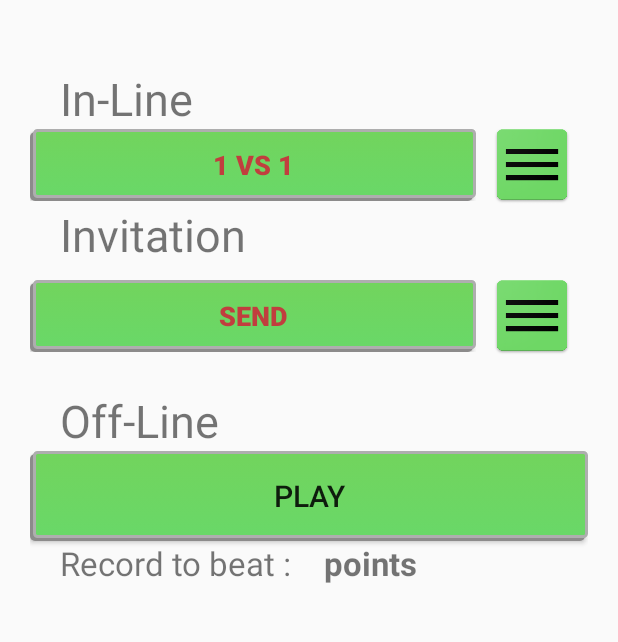
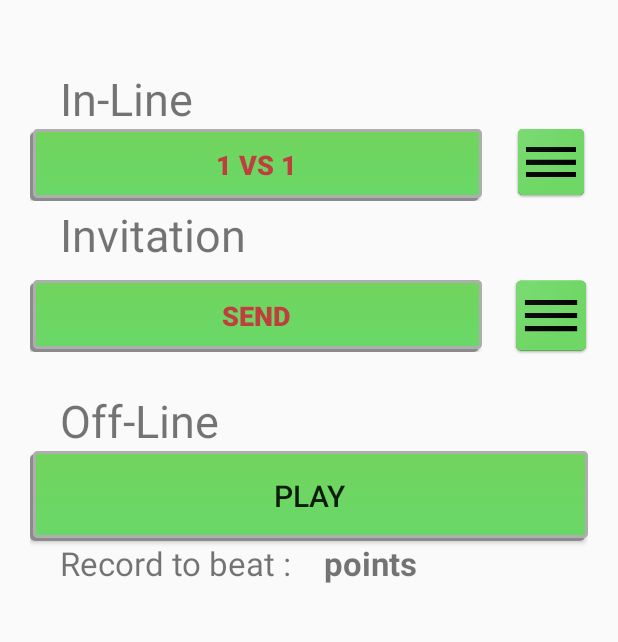
Before and after one commit to flodlc/android-quizz, an Android app: the OnlineSelectorActivity screen opened directly, with no data from a screen before it, on a phone screen of 412 x 824 dp, the part 113-755 px from its top. Run offline under Robolectric (Android 15) with nearby library versions, the phone set to English and light mode, and no system bars; network calls fail; 3 statements that could not run were skipped.

Commit message:
add notif, fix design

```diff
--- a/android-quizz/app/src/main/java/com/quizz/online/InvitationActivity.java
+++ b/android-quizz/app/src/main/java/com/quizz/online/InvitationActivity.java
@@ -5,6 +5,7 @@ import android.os.Bundle;
 import android.support.v4.app.Fragment;
 import android.support.v7.app.AppCompatActivity;
 import android.view.View;
+import android.widget.Button;
 import android.widget.EditText;
 import android.widget.ImageView;
 import android.widget.TextView;
@@ -59,6 +60,8 @@ public class InvitationActivity extends AppCompatActivity {
             public void onClick(View v) {
                 TextView errorMsg = (TextView) findViewById(R.id.errorMsg);
                 errorMsg.setVisibility(View.GONE);
+                (findViewById(R.id.sendInvit)).setVisibility(View.GONE);
+                (findViewById(R.id.loader)).setVisibility(View.VISIBLE);
                 ApiServiceInterface apiService = ApiService.getService();
                 Call<Invitation> call = apiService.sendInvitation(new InvitationSend(((EditText) findViewById(R.id.username)).getText().toString()));
 
@@ -67,6 +70,7 @@ public class InvitationActivity extends AppCompatActivity {
                     public void onResponse(Call<Invitation> call, retrofit2.Response<Invitation> response) {
                         TextView errorMsg = (TextView) findViewById(R.id.errorMsg);
                         if (response.code() == 200) {
+                            InvitationActivity.this.finish();
                             RouterService.goDisplayInvitations(InvitationActivity.this, user);
                         } else if (response.code() == 500) {
                             errorMsg.setVisibility(View.VISIBLE);
@@ -80,6 +84,8 @@ public class InvitationActivity extends AppCompatActivity {
                         } else {
                             ApiService.showErrorMessage(InvitationActivity.this);
                         }
+                        (findViewById(R.id.sendInvit)).setVisibility(View.VISIBLE);
+                        (findViewById(R.id.loader)).setVisibility(View.GONE);
                     }
 
                     @Override
--- a/android-quizz/app/src/main/java/com/quizz/online/OnlineSelectorActivity.java
+++ b/android-quizz/app/src/main/java/com/quizz/online/OnlineSelectorActivity.java
@@ -9,6 +9,7 @@ import android.support.v7.app.AlertDialog;
 import android.view.LayoutInflater;
 import android.view.View;
 import android.view.ViewGroup;
+import android.widget.Button;
 
 import com.quizz.R;
 import com.google.common.collect.ImmutableMap;
@@ -29,6 +30,7 @@ public class OnlineSelectorActivity extends Fragment {
     private AlertDialog alertDialog;
     private ApiServiceInterface apiService;
     private GameData currentGameData;
+    private Integer nbInvitations;
     private boolean searchingGame;
 
     public static OnlineSelectorActivity newInstance(Bundle args) {
@@ -84,6 +86,36 @@ public class OnlineSelectorActivity extends Fragment {
             @Override
             public void onFailure(Call<GameData> call, Throwable t) {
                 getView().findViewById(R.id.onlineButtonNotif).setVisibility(View.GONE);
+            }
+        });
+
+        Call<Integer> call2 = apiService.getNbInvitations();
+        call2.enqueue(new Callback<Integer>() {
+            Button invitNotif = getView().findViewById(R.id.invitButtonNotif);
+            @Override
+            public void onResponse(@NonNull Call<Integer> call,
+                                   @NonNull Response<Integer> response) {
+                if (ApiService.checkCode(getActivity(), response)) {
+                    nbInvitations = response.body();
+                    if (nbInvitations > 0) {
+                        invitNotif.setVisibility(View.VISIBLE);
+                        invitNotif.setText(String.valueOf(nbInvitations));
+
+                        invitNotif.setOnClickListener(new View.OnClickListener() {
+                            public void onClick(View v) {
+                                RouterService.goDisplayInvitations(getActivity(), user);
+                            }
+                        });
+                    }
+                    else {
+                        invitNotif.setVisibility(View.GONE);
+                    }
+                }
+            }
+
+            @Override
+            public void onFailure(Call<Integer> call, Throwable t) {
+                invitNotif.setVisibility(View.GONE);
             }
         });
     }
--- a/android-quizz/app/src/main/java/com/quizz/services/ApiServiceInterface.java
+++ b/android-quizz/app/src/main/java/com/quizz/services/ApiServiceInterface.java
@@ -65,6 +65,9 @@ public interface ApiServiceInterface {
     @GET("invitation/all")
     Call<List<Invitation>> getMyInvitations();
 
+    @GET("invitation/me")
+    Call<Integer> getNbInvitations();
+
     @GET("invitation/accept")
     Call<GameData> acceptInvitation(@QueryMap Map<String, String> param);
 
--- a/android-quizz/app/src/main/res/drawable/customborder.xml
+++ b/android-quizz/app/src/main/res/drawable/customborder.xml
@@ -1,5 +1,5 @@
 <?xml version="1.0" encoding="UTF-8"?>
 <shape xmlns:android="http://schemas.android.com/apk/res/android" android:shape="rectangle">
     <padding android:left="10dp" android:right="10dp" android:top="10dp" android:bottom="10dp"/>
-    <stroke android:width="1dp" android:color="@color/colorGrey"/>
+    <stroke android:width="1dp" android:color="@color/colorWhite"/>
 </shape>
--- a/android-quizz/app/src/main/res/layout/activity_display_invitations.xml
+++ b/android-quizz/app/src/main/res/layout/activity_display_invitations.xml
@@ -43,6 +43,7 @@
             android:id="@+id/content"
             android:layout_width="match_parent"
             android:layout_height="match_parent"
+            android:background="@color/colorGreyLight"
             android:orientation="vertical" />
     </ScrollView>
 </LinearLayout>
--- a/android-quizz/app/src/main/res/layout/fragment_invitation_line.xml
+++ b/android-quizz/app/src/main/res/layout/fragment_invitation_line.xml
@@ -5,14 +5,13 @@
     android:padding="5dp"
     android:gravity="center_vertical"
     android:background="@drawable/customborder"
-    android:layout_marginStart="20dp"
-    android:layout_marginEnd="20dp"
     android:orientation="horizontal">
     <LinearLayout
         android:layout_width="match_parent"
         android:layout_height="100dp"
         android:orientation="horizontal"
         android:gravity="center_vertical"
+        android:layout_marginStart="20dp"
         android:layout_weight="1">
         <TextView
             android:id="@+id/typeUser"
@@ -45,11 +44,13 @@
         android:layout_width="match_parent"
         android:layout_height="100dp"
         android:layout_weight="2"
+        android:layout_marginEnd="10dp"
         android:src="@drawable/ic_refuse" />
     <ImageView
         android:id="@+id/accept"
         android:layout_width="match_parent"
         android:layout_height="100dp"
         android:layout_weight="2"
+        android:layout_marginEnd="10dp"
         android:src="@drawable/ic_accept" />
 </LinearLayout>
--- a/android-quizz/app/src/main/res/layout/online_selector.xml
+++ b/android-quizz/app/src/main/res/layout/online_selector.xml
@@ -2,8 +2,8 @@
 <LinearLayout xmlns:android="http://schemas.android.com/apk/res/android"
     android:layout_width="match_parent"
     android:layout_height="wrap_content"
+    android:layout_marginHorizontal="20dp"
     android:layout_marginTop="20dp"
-    android:layout_marginHorizontal="20dp"
     android:orientation="vertical">
 
     <TextView
@@ -22,7 +22,7 @@
         <RelativeLayout
             android:layout_width="0dp"
             android:layout_height="wrap_content"
-            android:layout_weight=".40"
+            android:layout_weight=".60"
             android:gravity="end">
 
             <Button
@@ -49,14 +49,22 @@
                 android:visibility="gone" />
         </RelativeLayout>
 
+
+        <RelativeLayout
+            android:layout_width="0dp"
+            android:layout_height="wrap_content"
+            android:layout_weight=".15"
+            android:layout_marginEnd="-5dp"
+            android:gravity="end">
+
             <ImageView
                 android:id="@+id/diplayGames"
-            android:layout_width="0dp"
+                android:layout_width="60dp"
                 android:layout_height="59dp"
-            android:layout_weight=".10"
+                android:layout_marginTop="-6dp"
                 android:contentDescription="@string/seeGames"
-            android:layout_marginTop="-6dp"
                 android:src="@drawable/list" />
+        </RelativeLayout>
     </LinearLayout>
 
     <TextView
@@ -76,7 +84,7 @@
         <RelativeLayout
             android:layout_width="0dp"
             android:layout_height="wrap_content"
-            android:layout_weight=".40"
+            android:layout_weight=".60"
             android:gravity="end">
 
             <Button
@@ -90,13 +98,33 @@
                 android:textStyle="bold" />
         </RelativeLayout>
 
+        <RelativeLayout
+            android:layout_width="0dp"
+            android:layout_height="wrap_content"
+            android:layout_weight=".15"
+            android:layout_marginEnd="-5dp"
+            android:gravity="end">
+
             <ImageView
                 android:id="@+id/diplayInvitations"
-            android:layout_width="0dp"
+                android:layout_width="60dp"
                 android:layout_height="59dp"
-            android:layout_weight=".10"
+                android:layout_marginTop="-6dp"
                 android:contentDescription="@string/seeInvitations"
-            android:layout_marginTop="-6dp"
                 android:src="@drawable/list" />
+
+            <Button
+                android:id="@+id/invitButtonNotif"
+                android:layout_width="25dp"
+                android:layout_height="25dp"
+                android:layout_alignEnd="@+id/diplayInvitations"
+                android:layout_marginEnd="18dp"
+                android:layout_marginTop="12dp"
+                android:background="@drawable/notif_shape"
+                android:text=""
+                android:textColor="@color/colorWhite"
+                android:textSize="13sp"
+                android:visibility="gone" />
+        </RelativeLayout>
     </LinearLayout>
 </LinearLayout>
--- a/android-quizz/app/src/main/res/values/colors.xml
+++ b/android-quizz/app/src/main/res/values/colors.xml
@@ -7,5 +7,6 @@
     <color name="colorGreen">#4eab34</color>
     <color name="colorRed">#c13e3e</color>
     <color name="colorGrey">#c8c7c7</color>
+    <color name="colorGreyLight">#efefef</color>
     <color name="colorWhite">#ffffff</color>
 </resources>
```
Also changed, not shown: android-quizz/app/src/main/java/com/quizz/online/InvitationLineActivity.java (+3 -4 lines), android-quizz/app/src/main/res/layout/activity_invitation.xml (+10 -0 lines), android-quizz/app/src/main/res/drawable/ic_remove.png (added), 3 other files. Lines whose indentation alone changed are shown as unchanged.
